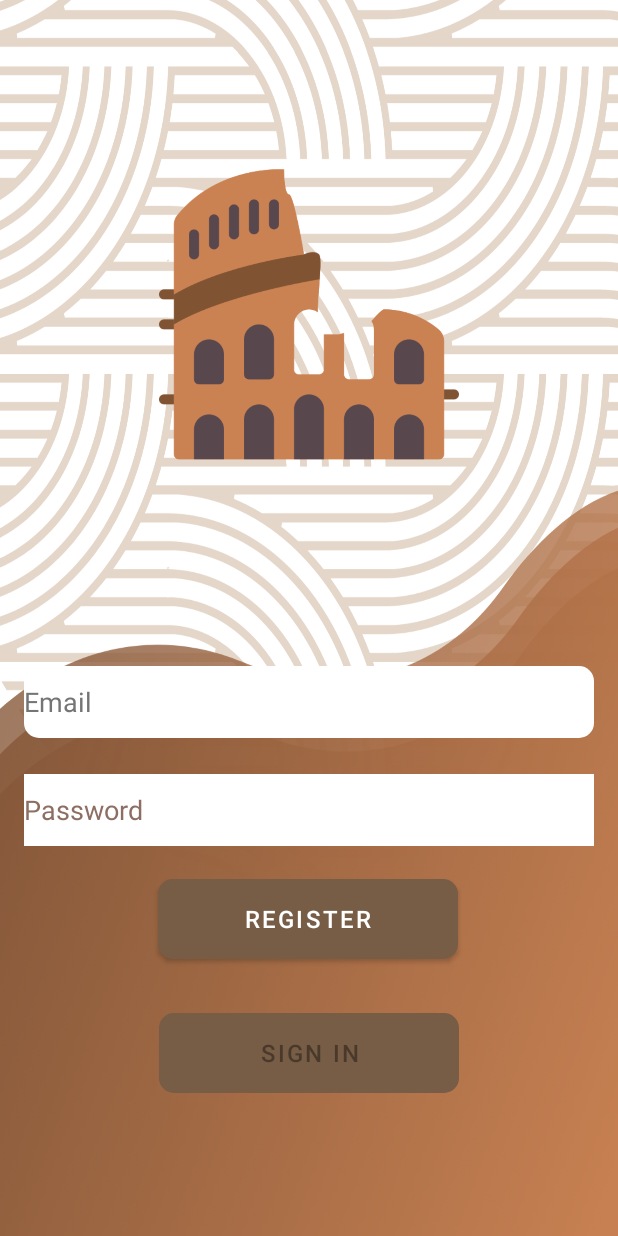
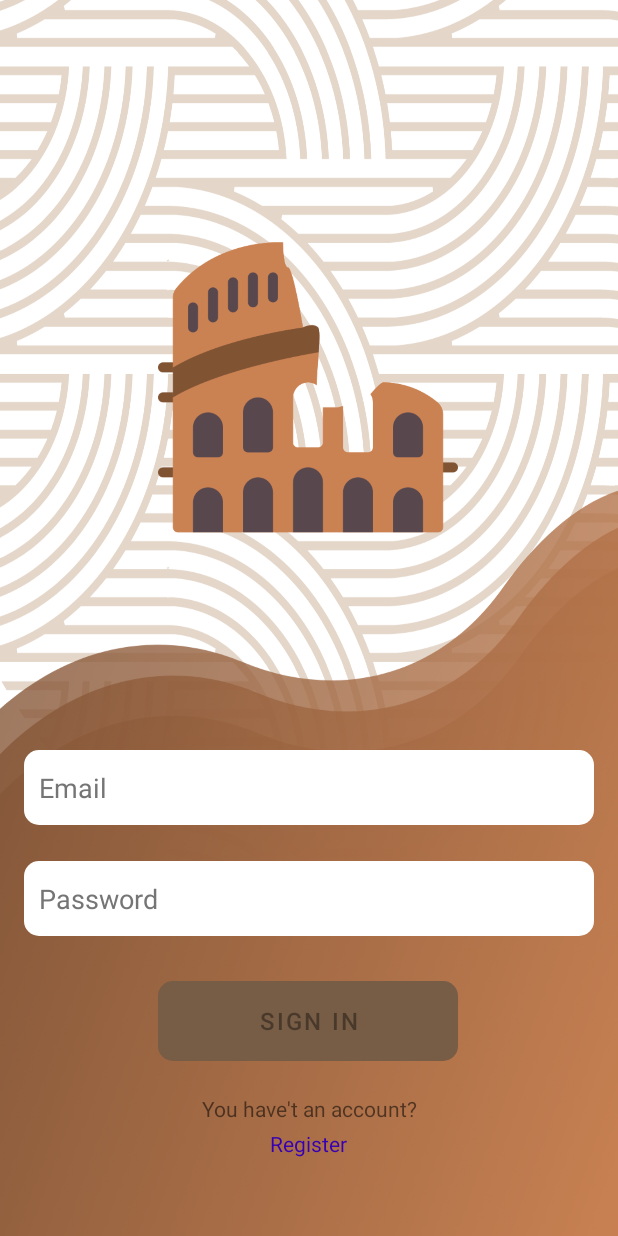
Before and after one commit to jiornojiovanni/ECultureExperience, an Android app: the screen it shows after launch (LoginActivity), on a phone screen of 412 x 824 dp. Run offline under Robolectric (Android 15) with nearby library versions, the phone set to English and light mode, and no system bars.

Commit message:
login finalized

```diff
--- a/app/src/main/java/com/jannuzzi/ecultureexperience/ui/login/LoginActivity.java
+++ b/app/src/main/java/com/jannuzzi/ecultureexperience/ui/login/LoginActivity.java
@@ -1,17 +1,8 @@
 package com.jannuzzi.ecultureexperience.ui.login;
 
 import android.app.Activity;
-
-import androidx.lifecycle.Observer;
-import androidx.lifecycle.ViewModelProvider;
-
 import android.content.Intent;
 import android.os.Bundle;
-
-import androidx.annotation.Nullable;
-import androidx.annotation.StringRes;
-import androidx.appcompat.app.AppCompatActivity;
-
 import android.text.Editable;
 import android.text.TextWatcher;
 import android.view.KeyEvent;
@@ -23,10 +14,14 @@ import android.widget.ProgressBar;
 import android.widget.TextView;
 import android.widget.Toast;
 
+import androidx.annotation.Nullable;
+import androidx.annotation.StringRes;
+import androidx.appcompat.app.AppCompatActivity;
+import androidx.lifecycle.Observer;
+import androidx.lifecycle.ViewModelProvider;
+
 import com.jannuzzi.ecultureexperience.MainActivity;
 import com.jannuzzi.ecultureexperience.R;
-import com.jannuzzi.ecultureexperience.ui.login.LoginViewModel;
-import com.jannuzzi.ecultureexperience.ui.login.LoginViewModelFactory;
 import com.jannuzzi.ecultureexperience.databinding.ActivityLoginBinding;
 
 public class LoginActivity extends AppCompatActivity {
@@ -44,9 +39,10 @@ public class LoginActivity extends AppCompatActivity {
         loginViewModel = new ViewModelProvider(this, new LoginViewModelFactory())
                 .get(LoginViewModel.class);
 
-        final EditText usernameEditText = binding.username;
+        final EditText emailEditText = binding.email;
         final EditText passwordEditText = binding.password;
         final Button loginButton = binding.login;
+        final TextView signup = binding.actionSignIn;
         final ProgressBar loadingProgressBar = binding.loading;
 
         loginViewModel.getLoginFormState().observe(this, new Observer<LoginFormState>() {
@@ -57,7 +53,7 @@ public class LoginActivity extends AppCompatActivity {
                 }
                 loginButton.setEnabled(loginFormState.isDataValid());
                 if (loginFormState.getUsernameError() != null) {
-                    usernameEditText.setError(getString(loginFormState.getUsernameError()));
+                    emailEditText.setError(getString(loginFormState.getUsernameError()));
                 }
                 if (loginFormState.getPasswordError() != null) {
                     passwordEditText.setError(getString(loginFormState.getPasswordError()));
@@ -100,18 +96,18 @@ public class LoginActivity extends AppCompatActivity {
 
             @Override
             public void afterTextChanged(Editable s) {
-                loginViewModel.loginDataChanged(usernameEditText.getText().toString(),
+                loginViewModel.loginDataChanged(emailEditText.getText().toString(),
                         passwordEditText.getText().toString());
             }
         };
-        usernameEditText.addTextChangedListener(afterTextChangedListener);
+        emailEditText.addTextChangedListener(afterTextChangedListener);
         passwordEditText.addTextChangedListener(afterTextChangedListener);
         passwordEditText.setOnEditorActionListener(new TextView.OnEditorActionListener() {
 
             @Override
             public boolean onEditorAction(TextView v, int actionId, KeyEvent event) {
                 if (actionId == EditorInfo.IME_ACTION_DONE) {
-                    loginViewModel.login(usernameEditText.getText().toString(),
+                    loginViewModel.login(emailEditText.getText().toString(),
                             passwordEditText.getText().toString());
                 }
                 return false;
@@ -122,15 +118,28 @@ public class LoginActivity extends AppCompatActivity {
             @Override
             public void onClick(View v) {
                 loadingProgressBar.setVisibility(View.VISIBLE);
-                loginViewModel.login(usernameEditText.getText().toString(),
+                loginViewModel.login(emailEditText.getText().toString(),
                         passwordEditText.getText().toString());
             }
         });
+
+        signup.setOnClickListener(new View.OnClickListener() {
+            @Override
+            public void onClick(View v) {
+                goToRegister();
+            }
+        });
+
     }
 
     private void goToMain() {
         Intent intent =new Intent(this, MainActivity.class);
         startActivity(intent);
+    }
+
+    private void goToRegister() {
+       // Intent intent =new Intent(this, RegisterActivity.class);
+        //startActivity(intent);
     }
 
     private void updateUiWithUser(LoggedInUserView model) {
--- a/app/src/main/res/layout/activity_login.xml
+++ b/app/src/main/res/layout/activity_login.xml
@@ -14,76 +14,57 @@
 
 
     <EditText
-        android:id="@+id/username"
-        style="@style/Widget.AppCompat.EditText"
+        android:id="@+id/email"
         android:layout_width="0dp"
         android:layout_height="wrap_content"
-        android:layout_marginTop="428dp"
+        android:layout_marginBottom="24dp"
         android:autofillHints=""
         android:background="@drawable/edittext"
         android:hint="@string/prompt_email"
         android:inputType="textEmailAddress"
-        android:minHeight="48dp"
+        android:minHeight="50dp"
+        android:padding="10dp"
         android:selectAllOnFocus="true"
         android:textColorHint="#757575"
+        app:layout_constraintBottom_toTopOf="@+id/password"
         app:layout_constraintEnd_toEndOf="parent"
-        app:layout_constraintHorizontal_bias="0.0"
-        app:layout_constraintStart_toStartOf="parent"
-        app:layout_constraintTop_toTopOf="parent" />
+        app:layout_constraintStart_toStartOf="parent" />
 
     <EditText
         android:id="@+id/password"
         android:layout_width="0dp"
         android:layout_height="wrap_content"
-        android:layout_marginTop="24dp"
+        android:layout_marginBottom="24dp"
         android:autofillHints=""
-        android:background="@color/white"
+        android:background="@drawable/edittext"
         android:hint="@string/prompt_password"
         android:imeActionLabel="@string/action_sign_in"
         android:imeOptions="actionDone"
         android:inputType="textPassword"
-        android:minHeight="48dp"
+        android:minHeight="50dp"
+        android:padding="10dp"
         android:selectAllOnFocus="true"
+        android:textColorHint="#757575"
         app:cornerRadius="10dp"
-        android:textColorHint="#8D6E63"
+        app:layout_constraintBottom_toTopOf="@+id/login"
         app:layout_constraintEnd_toEndOf="parent"
-        app:layout_constraintStart_toStartOf="parent"
-        app:layout_constraintTop_toBottomOf="@+id/username" />
+        app:layout_constraintStart_toStartOf="parent" />
 
     <Button
         android:id="@+id/login"
         android:layout_width="200dp"
         android:layout_height="65dp"
         android:layout_gravity="start"
-        android:layout_marginTop="24dp"
-        android:layout_marginBottom="90dp"
+        android:layout_marginBottom="16dp"
         android:enabled="false"
         android:text="@string/action_sign_in"
         android:textSize="16sp"
         app:backgroundTint="@color/brown_200"
         app:cornerRadius="10dp"
-        app:layout_constraintBottom_toBottomOf="parent"
-        app:layout_constraintEnd_toEndOf="parent"
-        app:layout_constraintStart_toStartOf="parent"
-        app:layout_constraintTop_toBottomOf="@+id/register_login"
-        app:rippleColor="@color/brown_700" />
-
-    <Button
-        android:id="@+id/register_login"
-        android:layout_width="200dp"
-        android:layout_height="65dp"
-        android:layout_gravity="start"
-        android:layout_marginTop="32dp"
-        android:enabled="true"
-        android:text="@string/action_register"
-        android:textSize="16sp"
-        app:backgroundTint="@color/brown_200"
-        app:cornerRadius="10dp"
-        app:layout_constraintBottom_toTopOf="@+id/login"
+        app:layout_constraintBottom_toTopOf="@+id/no_account"
         app:layout_constraintEnd_toEndOf="parent"
         app:layout_constraintHorizontal_bias="0.497"
         app:layout_constraintStart_toStartOf="parent"
-        app:layout_constraintTop_toBottomOf="@+id/password"
         app:rippleColor="@color/brown_700" />
 
     <ProgressBar
@@ -104,19 +85,36 @@
         android:id="@+id/imageView4"
         android:layout_width="200dp"
         android:layout_height="200dp"
-        app:layout_constraintBottom_toTopOf="@+id/username"
+        android:contentDescription="logo"
+        app:layout_constraintBottom_toTopOf="@+id/email"
         app:layout_constraintEnd_toEndOf="parent"
+        app:layout_constraintHorizontal_bias="0.497"
         app:layout_constraintStart_toStartOf="parent"
         app:layout_constraintTop_toTopOf="parent"
-        app:layout_constraintVertical_bias="0.41000003"
-        app:srcCompat="@drawable/colosseum_1"
-        android:contentDescription="TODO" />
+        app:srcCompat="@drawable/colosseum_1" />
 
-    <androidx.constraintlayout.widget.Guideline
-        android:id="@+id/guideline2"
+    <TextView
+        android:id="@+id/no_account"
         android:layout_width="wrap_content"
         android:layout_height="wrap_content"
-        android:orientation="vertical"
-        app:layout_constraintGuide_begin="20dp" />
+        android:layout_marginBottom="4dp"
+        android:text="@string/no_account"
+        app:layout_constraintBottom_toTopOf="@+id/action_sign_in"
+        app:layout_constraintEnd_toEndOf="parent"
+        app:layout_constraintStart_toStartOf="parent" />
+
+    <TextView
+        android:id="@+id/action_sign_in"
+        android:layout_width="wrap_content"
+        android:layout_height="wrap_content"
+        android:layout_marginBottom="36dp"
+        android:clickable="true"
+        android:text="@string/action_register"
+        android:textColor="@color/purple_700"
+        app:layout_constraintBottom_toBottomOf="parent"
+        app:layout_constraintEnd_toEndOf="parent"
+        app:layout_constraintHorizontal_bias="0.498"
+        app:layout_constraintStart_toStartOf="parent" />
+
 
 </androidx.constraintlayout.widget.ConstraintLayout>
--- a/app/src/main/res/values/strings.xml
+++ b/app/src/main/res/values/strings.xml
@@ -19,4 +19,5 @@
     <string name="invalid_username">Not a valid username</string>
     <string name="invalid_password">Password must be >8 characters</string>
     <string name="login_failed">"Login failed"</string>
+    <string name="no_account">You have\'t an account?</string>
 </resources>
```
Also changed, not shown: 1 other file.
